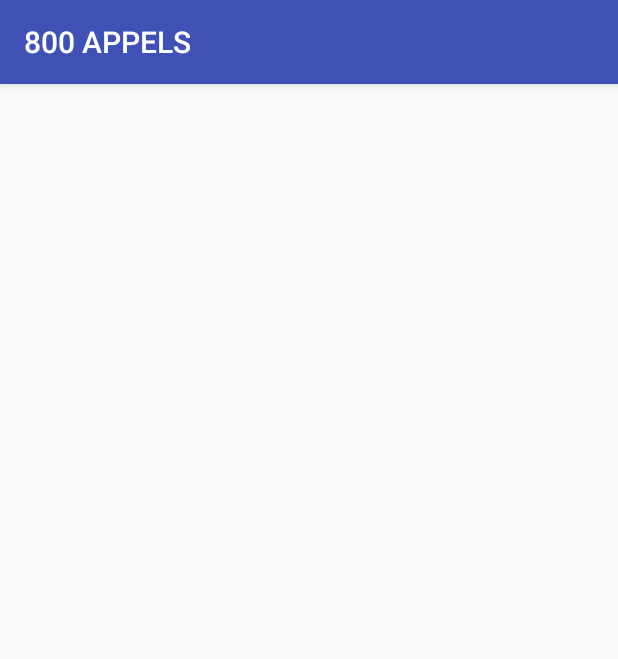
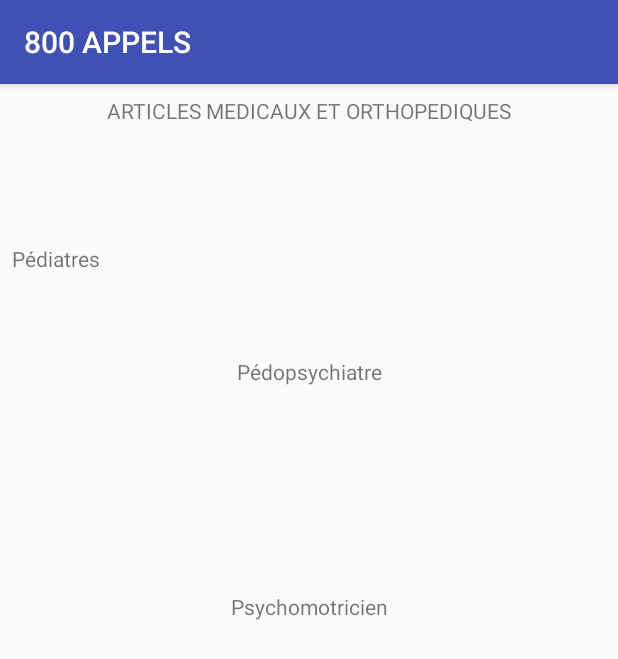
Before and after one commit to aymenjegham/800Appels, an Android app: the screen it shows after launch (NotMainActivity before the commit, MedecineActivity after it), after a tap on "Médecine", on a phone screen of 412 x 824 dp. Shown: the top 659 px of the screen. Run offline under Robolectric (Android 15) with nearby library versions, the phone set to English and light mode, and no system bars; 1 other tap on this screen came first.

Commit message:
added more to DB

```diff
--- a/app/build.gradle
+++ b/app/build.gradle
@@ -49,8 +49,4 @@ dependencies {
     implementation 'com.readystatesoftware.sqliteasset:sqliteassethelper:2.0.1'
 
 
-
-
-
-
 }
--- a/app/src/main/AndroidManifest.xml
+++ b/app/src/main/AndroidManifest.xml
@@ -9,11 +9,10 @@
         android:roundIcon="@mipmap/ic_launcher_round"
         android:supportsRtl="true"
         android:theme="@style/AppTheme">
+        <activity android:name=".MedecineActivity" />
         <activity
             android:name=".NotMainActivity"
-            android:launchMode="singleTop">
-
-        </activity>
+            android:launchMode="singleTop" />
         <activity
             android:name=".AddEditNoteActivity"
             android:parentActivityName=".NotMainActivity" />
@@ -23,12 +22,10 @@
 
                 <category android:name="android.intent.category.LAUNCHER" />
             </intent-filter>
-
         </activity>
-        <activity android:name=".IntroActivity"
-            android:theme="@style/AppCompat.NoActionBar">
-
-        </activity>
+        <activity
+            android:name=".IntroActivity"
+            android:theme="@style/AppCompat.NoActionBar" />
     </application>
 
 </manifest>
--- a/app/src/main/java/com/example/asus/appels800/MainActivity.java
+++ b/app/src/main/java/com/example/asus/appels800/MainActivity.java
@@ -168,7 +168,7 @@ public class MainActivity extends AppCompatActivity {
         cardView_medecine.setOnClickListener(new View.OnClickListener() {
             @Override
             public void onClick(View v) {
-                Intent intent =new Intent(MainActivity.this,NotMainActivity.class);
+                Intent intent =new Intent(MainActivity.this,MedecineActivity.class);
                 startActivity(intent);
             }
         });
@@ -198,7 +198,9 @@ public class MainActivity extends AppCompatActivity {
             @Override
             public void onClick(View v) {
                 Intent intent =new Intent(MainActivity.this,NotMainActivity.class);
-                intent.putExtra("param","Etablissement des Soins Locaux  ");
+                intent.putExtra("param","Etablissement des Soins Nationaux");
+                intent.putExtra("param2","Etablissement des Soins Locaux  ");
+
                 startActivity(intent);
             }
         });
@@ -328,7 +330,7 @@ public class MainActivity extends AppCompatActivity {
             @Override
             public void onClick(View v) {
                 Intent intent =new Intent(MainActivity.this,NotMainActivity.class);
-                intent.putExtra("param","");
+                intent.putExtra("param","Architecture");
                 startActivity(intent);
             }
         });
--- /dev/null
+++ b/app/src/main/java/com/example/asus/appels800/MedecineActivity.java
@@ -0,0 +1,13 @@
+package com.example.asus.appels800;
+
+import android.support.v7.app.AppCompatActivity;
+import android.os.Bundle;
+
+public class MedecineActivity extends AppCompatActivity {
+
+    @Override
+    protected void onCreate(Bundle savedInstanceState) {
+        super.onCreate(savedInstanceState);
+        setContentView(R.layout.activity_medecine);
+    }
+}
--- a/app/src/main/java/com/example/asus/appels800/NotMainActivity.java
+++ b/app/src/main/java/com/example/asus/appels800/NotMainActivity.java
@@ -25,25 +25,35 @@ public class NotMainActivity extends AppCompatActivity {
     protected void onCreate(Bundle savedInstanceState) {
         super.onCreate(savedInstanceState);
         setContentView(R.layout.activity_main);
-        String param;
+        String param,param2;
         if (savedInstanceState == null) {
             Bundle extras = getIntent().getExtras();
             if(extras == null) {
                 param= null;
+                param2=null;
             } else {
-                param= extras.getString("param");
+                param= extras.getString("param",null);
+                param2=extras.getString("param2","null");
             }
         } else {
             param= (String) savedInstanceState.getSerializable("param");
+            param2= (String) savedInstanceState.getSerializable("param2");
         }
 
         DatabaseAccess databaseAccess=DatabaseAccess.getInstance(getApplicationContext());
         databaseAccess.open();
         ArrayList<Note> list = new ArrayList<Note>();
+        ArrayList<Note> list2 = new ArrayList<Note>();
 
-        list = (ArrayList<Note>) databaseAccess.getlist(param);
-        Log.v("gettingresult",list.size()+" "+list.get(0).getDescription());
-        databaseAccess.close();
+
+        if(param2.equals(null)){
+            list = (ArrayList<Note>) databaseAccess.getlist(param);
+
+        }else{
+            list=(ArrayList<Note>) databaseAccess.getsoinlist(param,param2);
+
+        }
+         databaseAccess.close();
 
 
         RecyclerView recyclerView = findViewById(R.id.recycler_view);
--- a/app/src/main/java/com/example/asus/appels800/model/DatabaseAccess.java
+++ b/app/src/main/java/com/example/asus/appels800/model/DatabaseAccess.java
@@ -4,6 +4,7 @@ import android.content.Context;
 import android.database.Cursor;
 import android.database.sqlite.SQLiteDatabase;
 import android.database.sqlite.SQLiteOpenHelper;
+import android.util.Log;
 
 import java.util.ArrayList;
 import java.util.List;
@@ -57,4 +58,15 @@ public class DatabaseAccess {
         return studentArrayList ;
     }
 
+    public List<Note> getsoinlist(String param1,String param2) {
+        List<Note> studentArrayList = new ArrayList<Note>();
+        Cursor cursor = db.rawQuery("SELECT * FROM annuaire_table where  description IN ( ? ,?)", new String [] {param1,param2});
+
+        while(cursor.moveToNext()) {
+            studentArrayList.add(new Note(cursor.getString(cursor.getColumnIndex("title")), cursor.getString(cursor.getColumnIndex("description")), cursor.getInt(cursor.getColumnIndex("priority")), cursor.getString(cursor.getColumnIndex("numone")), cursor.getString(cursor.getColumnIndex("numtwo")),cursor.getString(cursor.getColumnIndex("numthree")),cursor.getString(cursor.getColumnIndex("numfour")),cursor.getString(cursor.getColumnIndex("type"))));
+        }
+
+        return studentArrayList ;
+    }
+
 }
--- /dev/null
+++ b/app/src/main/res/layout/activity_medecine.xml
@@ -0,0 +1,106 @@
+<?xml version="1.0" encoding="utf-8"?>
+<android.support.design.widget.CoordinatorLayout xmlns:android="http://schemas.android.com/apk/res/android"
+    xmlns:app="http://schemas.android.com/apk/res-auto"
+    xmlns:tools="http://schemas.android.com/tools"
+    android:layout_width="match_parent"
+    android:layout_height="match_parent"
+    tools:context="com.example.asus.appels800.MedecineActivity">
+
+    <ScrollView
+        android:layout_width="match_parent"
+        android:layout_height="match_parent">
+
+    </ScrollView>
+
+    <android.support.constraint.ConstraintLayout
+        android:layout_width="match_parent"
+        android:layout_height="match_parent">
+
+        <TextView
+            android:id="@+id/textView2"
+            android:layout_width="0dp"
+            android:layout_height="wrap_content"
+            android:layout_marginStart="8dp"
+            android:layout_marginTop="8dp"
+            android:layout_marginEnd="8dp"
+            android:gravity="center_horizontal"
+            android:text="ARTICLES MEDICAUX ET ORTHOPEDIQUES"
+            app:layout_constraintEnd_toEndOf="parent"
+            app:layout_constraintStart_toStartOf="parent"
+            app:layout_constraintTop_toTopOf="parent" />
+
+        <android.support.v7.widget.RecyclerView
+            android:id="@+id/recyclerView"
+            android:layout_width="278dp"
+            android:layout_height="63dp"
+            android:layout_marginStart="8dp"
+            android:layout_marginTop="8dp"
+            android:layout_marginEnd="8dp"
+            app:layout_constraintEnd_toEndOf="parent"
+            app:layout_constraintStart_toStartOf="parent"
+            app:layout_constraintTop_toBottomOf="@+id/textView2" />
+
+        <TextView
+            android:id="@+id/textView3"
+            android:layout_width="0dp"
+            android:layout_height="wrap_content"
+            android:layout_marginStart="8dp"
+            android:layout_marginTop="8dp"
+            android:layout_marginEnd="8dp"
+            android:text="Pédiatres"
+            app:layout_constraintEnd_toEndOf="parent"
+            app:layout_constraintStart_toStartOf="parent"
+            app:layout_constraintTop_toBottomOf="@+id/recyclerView" />
+
+        <android.support.v7.widget.RecyclerView
+            android:id="@+id/recyclerView2"
+            android:layout_width="270dp"
+            android:layout_height="40dp"
+            android:layout_marginStart="8dp"
+            android:layout_marginTop="8dp"
+            android:layout_marginEnd="8dp"
+            app:layout_constraintEnd_toEndOf="parent"
+            app:layout_constraintStart_toStartOf="parent"
+            app:layout_constraintTop_toBottomOf="@+id/textView3" />
+
+        <TextView
+            android:id="@+id/textView4"
+            android:layout_width="0dp"
+            android:layout_height="wrap_content"
+            android:layout_marginStart="8dp"
+            android:layout_marginTop="8dp"
+            android:layout_marginEnd="8dp"
+            android:gravity="center_horizontal"
+            android:text="Pédopsychiatre"
+            app:layout_constraintEnd_toEndOf="parent"
+            app:layout_constraintStart_toStartOf="parent"
+            app:layout_constraintTop_toBottomOf="@+id/recyclerView2" />
+
+        <android.support.v7.widget.RecyclerView
+            android:id="@+id/recyclerView3"
+            android:layout_width="290dp"
+            android:layout_height="121dp"
+            android:layout_marginStart="8dp"
+            android:layout_marginTop="8dp"
+            android:layout_marginEnd="8dp"
+            app:layout_constraintEnd_toEndOf="parent"
+            app:layout_constraintStart_toStartOf="parent"
+            app:layout_constraintTop_toBottomOf="@+id/textView4" />
+
+        <TextView
+            android:id="@+id/textView5"
+            android:layout_width="0dp"
+            android:layout_height="wrap_content"
+            android:layout_marginStart="8dp"
+            android:layout_marginTop="8dp"
+            android:layout_marginEnd="8dp"
+            android:gravity="center_horizontal"
+            android:text="Psychomotricien"
+            app:layout_constraintEnd_toEndOf="parent"
+            app:layout_constraintHorizontal_bias="0.39"
+            app:layout_constraintStart_toStartOf="parent"
+            app:layout_constraintTop_toBottomOf="@+id/recyclerView3" />
+
+    </android.support.constraint.ConstraintLayout>
+
+</android.support.design.widget.CoordinatorLayout>
--- a/app/src/main/res/values/strings.xml
+++ b/app/src/main/res/values/strings.xml
@@ -17,7 +17,7 @@
     <string name="consulter_la_liste_des_contactes_de_la_justice">Consulter la liste des contactes de la justice</string>
     <string name="comptabilit_fiscalit_consulting"><![CDATA[Comptabilité,Fiscalité & Consulting]]></string>
     <string name="bank">Bank</string>
-     <string name="justice">justice</string>
+    <string name="justice">justice</string>
     <string name="transport">transport</string>
     <string name="voyages">voyages</string>
     <string name="sports">sports</string>
@@ -58,10 +58,10 @@
     <string name="cultures">cultures</string>
     <string name="consulteropticiens_d_hammam_sousse">Consulter la liste des contactes des opticiens d\'hammam sousse</string>
     <string name="consulter_la_liste_des_contactes_des_parks">Consulter la liste des contactes des parks</string>
-     <string name="consulter_la_liste_des_contactes_des_hussiers">Consulter la liste des contactes des hussiers</string>
+    <string name="consulter_la_liste_des_contactes_des_hussiers">Consulter la liste des contactes des hussiers</string>
     <string name="consulter_la_liste_des_contactes_des_comptables">Consulter la liste des contactes des Comptables</string>
     <string name="consulter_la_liste_des_contactes_des_avocats">Consulter la liste des contactes des avocats</string>
-     <string name="consulter_la_liste_des_contactes_des_architectes">Consulter la liste des contactes des architectes</string>
+    <string name="consulter_la_liste_des_contactes_des_architectes">Consulter la liste des contactes des architectes</string>
     <string name="liste_des_contactes_de_administrations_r_gionale">Liste des contactes de administrations régionale</string>
     <string name="municipalit_hammam_sousse">Municipalité Hammam Sousse</string>
     <string name="consulteragences_de_voyage">Consulter la liste des contactes des agences de voyage</string>
```
Also changed, not shown: app/src/main/assets/databases/annuaire_database.db, 2 other files.
